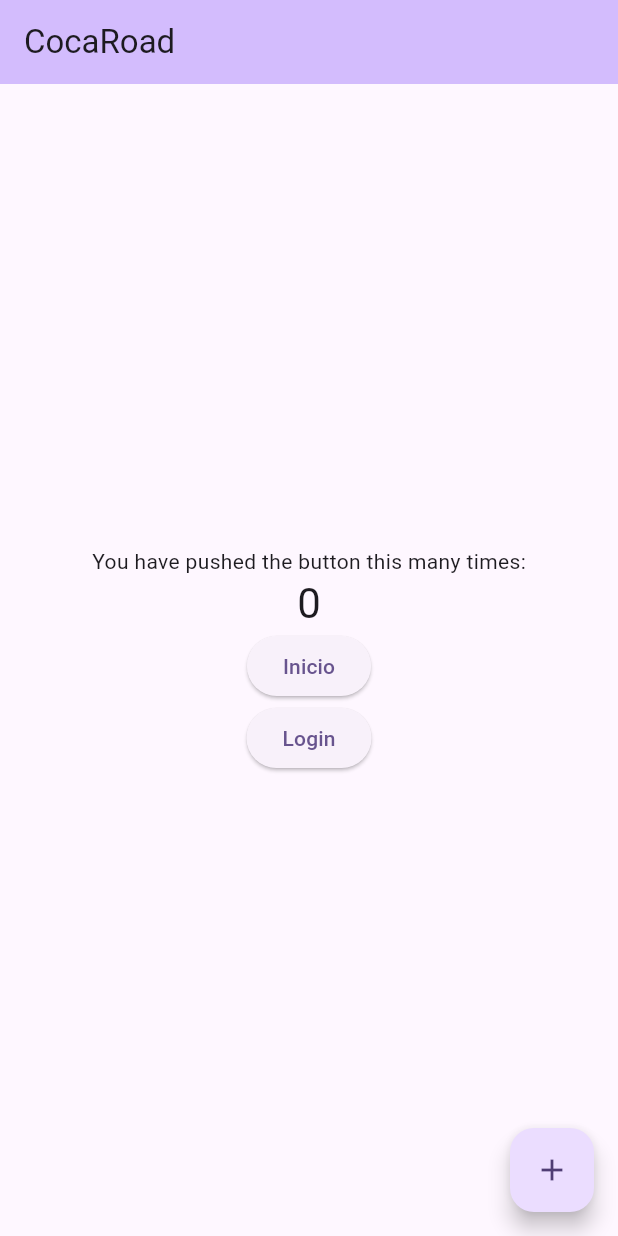
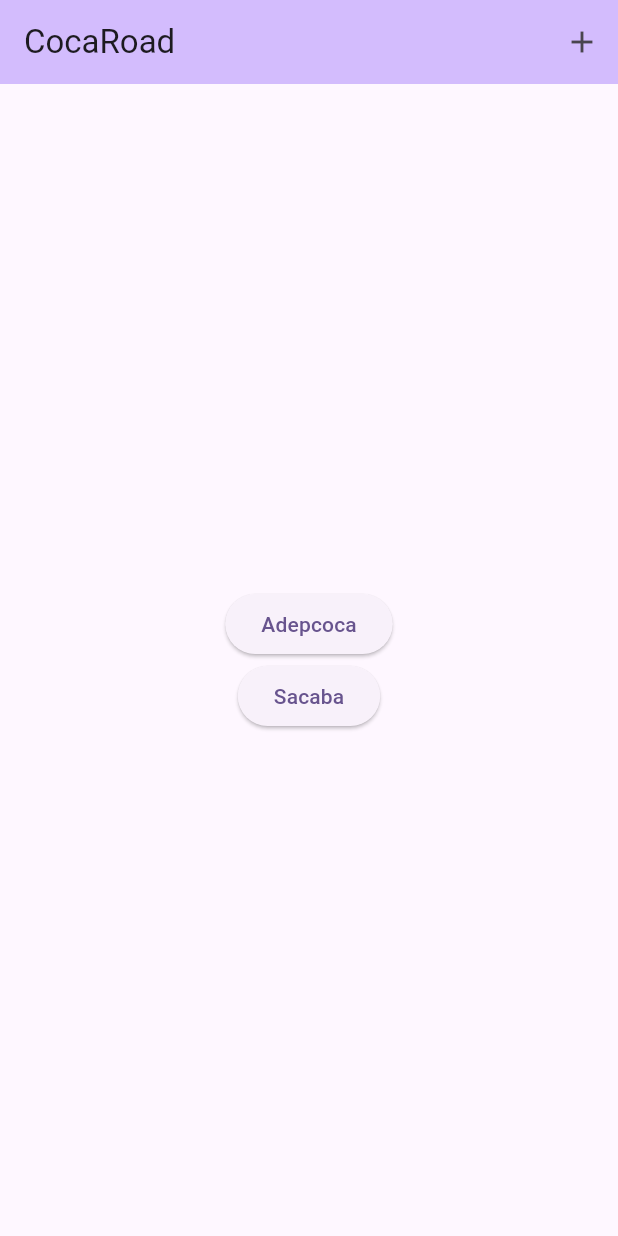
Before and after one commit to wolcken/Flutter_CocaRoad, a Flutter app: the screen it shows after launch, on a phone screen of 412 x 824 dp. Run offline on Flutter 3.47's test engine with Material 2 defaults, Android fonts, the phone set to English and light mode, and no system bars; our stand-ins replace cloud_firestore, firebase_core; accounts and stored records are empty.

Commit message:
Custom Preview

```diff
--- a/lib/main.dart
+++ b/lib/main.dart
@@ -5,6 +5,7 @@ import 'package:firebase_core/firebase_core.dart';
 import 'package:flutter_application_cocaroad/pages/addRegions.dart';
 import 'package:flutter_application_cocaroad/pages/home.dart';
 import 'package:flutter_application_cocaroad/pages/login.dart';
+import 'package:flutter_application_cocaroad/pages/prices.dart';
 import 'firebase_options.dart';
 
 void main() async {
@@ -31,6 +32,7 @@ class MyApp extends StatelessWidget {
         '/':(context) => const Home(),
         '/login':(context) => const Login(),
         '/addregions':(context) => const AddRegions(),
+        '/prices':(context) => const Prices(),
       },
     );
   }
--- a/lib/pages/home.dart
+++ b/lib/pages/home.dart
@@ -1,8 +1,4 @@
-import 'package:flutter/cupertino.dart';
 import 'package:flutter/material.dart';
-
-//import 'login.dart';
-import 'regions.dart';
 
 class Home extends StatefulWidget {
   const Home({super.key});
@@ -12,13 +8,6 @@ class Home extends StatefulWidget {
 }
 
 class _HomeState extends State<Home> {
-  int _counter = 0;
-
-  void _incrementCounter() {
-    setState(() {
-      _counter++;
-    });
-  }
 
   @override
   Widget build(BuildContext context) {
@@ -26,31 +15,44 @@ class _HomeState extends State<Home> {
       appBar: AppBar(
         backgroundColor: Theme.of(context).colorScheme.inversePrimary,
         title: const Text('CocaRoad'),
+        actions: <Widget>[
+          IconButton(
+              onPressed: () {
+                Navigator.pushNamed(context, '/login');
+              },
+              icon: const Icon(Icons.add)),
+        ],
       ),
       body: Center(
         child: Column(
           mainAxisAlignment: MainAxisAlignment.center,
           children: <Widget>[
-            const Text(
-              'You have pushed the button this many times:',
-            ),
-            Text(
-              '$_counter',
-              style: Theme.of(context).textTheme.headlineMedium,
-            ),
-            ElevatedButton(onPressed: () {
-              Navigator.push(context, CupertinoPageRoute(builder: (context) => const Regions()));
-            }, child: const Text('Inicio')),
-            ElevatedButton(onPressed: () {
-              Navigator.pushNamed(context, '/login');
-            }, child: const Text('Login'))
+            ElevatedButton(
+                onPressed: () {
+                  Navigator.pushNamed(context, '/prices',
+                      arguments: <String, String>{
+                        'departmentName': 'adepcoca'
+                      });
+                },
+                child: const Text('Adepcoca')),
+            ElevatedButton(
+                onPressed: () {
+                  Navigator.pushNamed(context, '/prices',
+                      arguments: <String, String>{
+                        'departmentName': 'sacaba'
+                      });
+                },
+                child: const Text('Sacaba')),
+            // ElevatedButton(
+            //     onPressed: () {
+            //       Navigator.pushNamed(context, '/prices',
+            //           arguments: <String, String>{
+            //             'departmentName': 'minorista'
+            //           });
+            //     },
+            //     child: const Text('Minoristas')),
           ],
         ),
-      ),
-      floatingActionButton: FloatingActionButton(
-        onPressed: _incrementCounter,
-        tooltip: 'Increment',
-        child: const Icon(Icons.add),
       ),
     );
   }
```
Also changed, not shown: lib/pages/prices.dart (added, +98 -0 lines), lib/services/firebase_service.dart (+15 -0 lines).
